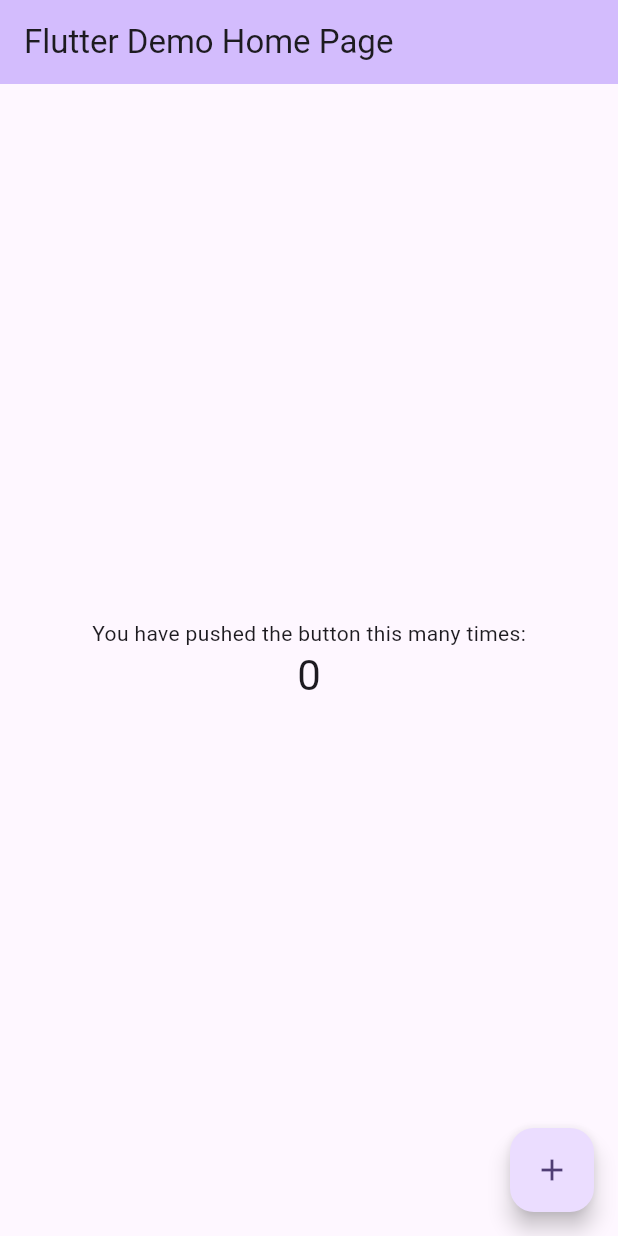
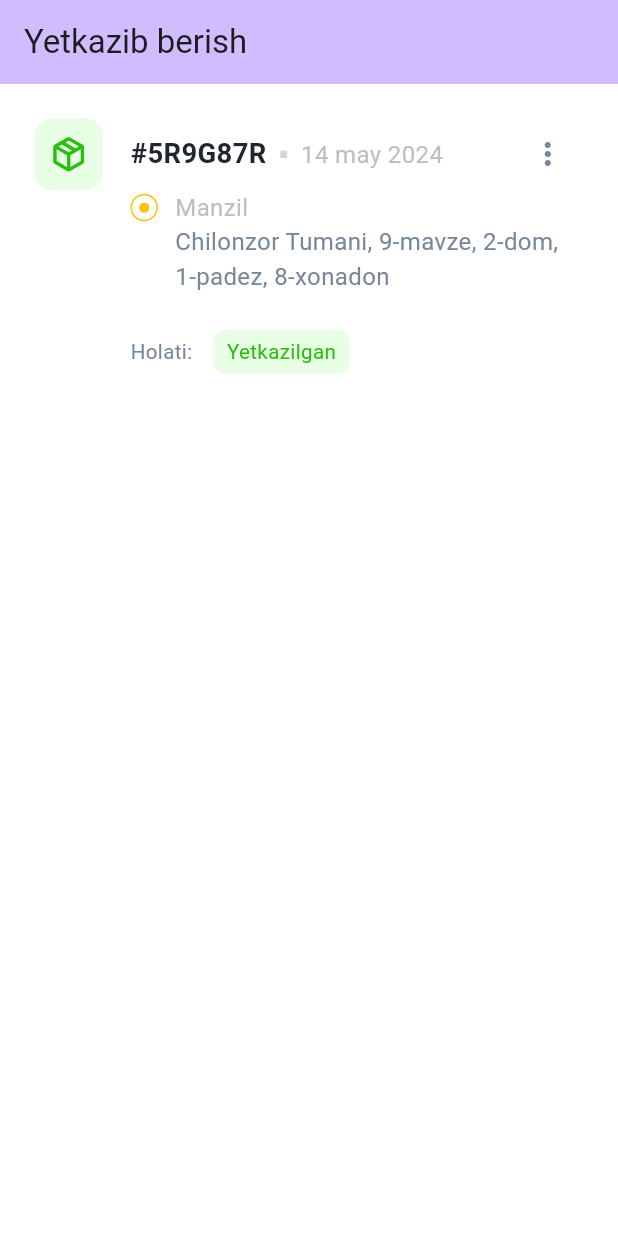
Before and after one commit to khusantoy/carpet-delivery, a Flutter app: the screen it shows after launch, on a phone screen of 412 x 824 dp. Run offline on Flutter 3.47's test engine with Material 3 defaults, Android fonts, the phone set to English and light mode, and no system bars; our stand-ins replace flutter_screenutil, flutter_svg.

Commit message:
create delivery widget

```diff
--- a/lib/main.dart
+++ b/lib/main.dart
@@ -1,4 +1,6 @@
+import 'package:carpet_delivery/presentation/screens/delivery/deliveries_screen.dart';
 import 'package:flutter/material.dart';
+import 'package:flutter_screenutil/flutter_screenutil.dart';
 
 void main() {
   runApp(const MyApp());
@@ -7,119 +9,17 @@
 class MyApp extends StatelessWidget {
   const MyApp({super.key});
 
-  // This widget is the root of your application.
   @override
   Widget build(BuildContext context) {
-    return MaterialApp(
-      title: 'Flutter Demo',
-      theme: ThemeData(
-        // This is the theme of your application.
-        //
-        // TRY THIS: Try running your application with "flutter run". You'll see
-        // the application has a purple toolbar. Then, without quitting the app,
-        // try changing the seedColor in the colorScheme below to Colors.green
-        // and then invoke "hot reload" (save your changes or press the "hot
-        // reload" button in a Flutter-supported IDE, or press "r" if you used
-        // the command line to start the app).
-        //
-        // Notice that the counter didn't reset back to zero; the application
-        // state is not lost during the reload. To reset the state, use hot
-        // restart instead.
-        //
-        // This works for code too, not just values: Most code changes can be
-        // tested with just a hot reload.
-        colorScheme: ColorScheme.fromSeed(seedColor: Colors.deepPurple),
-        useMaterial3: true,
+    return const ScreenUtilInit(
+      designSize: Size(360, 690),
+      minTextAdapt: true,
+      splitScreenMode: true,
+      child: MaterialApp(
+        title: 'Yetkazib berish',
+        debugShowCheckedModeBanner: false,
+        home: DeliveriesScreen(),
       ),
-      home: const MyHomePage(title: 'Flutter Demo Home Page'),
     );
   }
 }
-
-class MyHomePage extends StatefulWidget {
-  const MyHomePage({super.key, required this.title});
-
-  // This widget is the home page of your application. It is stateful, meaning
-  // that it has a State object (defined below) that contains fields that affect
-  // how it looks.
-
-  // This class is the configuration for the state. It holds the values (in this
-  // case the title) provided by the parent (in this case the App widget) and
-  // used by the build method of the State. Fields in a Widget subclass are
-  // always marked "final".
-
-  final String title;
-
-  @override
-  State<MyHomePage> createState() => _MyHomePageState();
-}
-
-class _MyHomePageState extends State<MyHomePage> {
-  int _counter = 0;
-
-  void _incrementCounter() {
-    setState(() {
-      // This call to setState tells the Flutter framework that something has
-      // changed in this State, which causes it to rerun the build method below
-      // so that the display can reflect the updated values. If we changed
-      // _counter without calling setState(), then the build method would not be
-      // called again, and so nothing would appear to happen.
-      _counter++;
-    });
-  }
-
-  @override
-  Widget build(BuildContext context) {
-    // This method is rerun every time setState is called, for instance as done
-    // by the _incrementCounter method above.
-    //
-    // The Flutter framework has been optimized to make rerunning build methods
-    // fast, so that you can just rebuild anything that needs updating rather
-    // than having to individually change instances of widgets.
-    return Scaffold(
-      appBar: AppBar(
-        // TRY THIS: Try changing the color here to a specific color (to
-        // Colors.amber, perhaps?) and trigger a hot reload to see the AppBar
-        // change color while the other colors stay the same.
-        backgroundColor: Theme.of(context).colorScheme.inversePrimary,
-        // Here we take the value from the MyHomePage object that was created by
-        // the App.build method, and use it to set our appbar title.
-        title: Text(widget.title),
-      ),
-      body: Center(
-        // Center is a layout widget. It takes a single child and positions it
-        // in the middle of the parent.
-        child: Column(
-          // Column is also a layout widget. It takes a list of children and
-          // arranges them vertically. By default, it sizes itself to fit its
-          // children horizontally, and tries to be as tall as its parent.
-          //
-          // Column has various properties to control how it sizes itself and
-          // how it positions its children. Here we use mainAxisAlignment to
-          // center the children vertically; the main axis here is the vertical
-          // axis because Columns are vertical (the cross axis would be
-          // horizontal).
-          //
-          // TRY THIS: Invoke "debug painting" (choose the "Toggle Debug Paint"
-          // action in the IDE, or press "p" in the console), to see the
-          // wireframe for each widget.
-          mainAxisAlignment: MainAxisAlignment.center,
-          children: <Widget>[
-            const Text(
-              'You have pushed the button this many times:',
-            ),
-            Text(
-              '$_counter',
-              style: Theme.of(context).textTheme.headlineMedium,
-            ),
-          ],
-        ),
-      ),
-      floatingActionButton: FloatingActionButton(
-        onPressed: _incrementCounter,
-        tooltip: 'Increment',
-        child: const Icon(Icons.add),
-      ), // This trailing comma makes auto-formatting nicer for build methods.
-    );
-  }
-}
--- /dev/null
+++ b/lib/presentation/screens/delivery/deliveries_screen.dart
@@ -0,0 +1,200 @@
+import 'package:flutter/material.dart';
+import 'package:flutter_svg/flutter_svg.dart';
+import 'package:flutter_screenutil/flutter_screenutil.dart';
+
+class DeliveriesScreen extends StatelessWidget {
+  const DeliveriesScreen({super.key});
+
+  @override
+  Widget build(BuildContext context) {
+    return Scaffold(
+      backgroundColor: Colors.white,
+      appBar: AppBar(
+        backgroundColor: Theme.of(context).colorScheme.inversePrimary,
+        title: const Text("Yetkazib berish"),
+      ),
+      body: Padding(
+        padding: const EdgeInsets.all(20.0).w,
+        child: Column(
+          children: [
+            Container(
+              color: Colors.white,
+              child: Column(
+                children: [
+                  Row(
+                    mainAxisAlignment: MainAxisAlignment.spaceBetween,
+                    children: [
+                      Row(
+                        mainAxisSize: MainAxisSize.min,
+                        children: [
+                          Container(
+                            width: 40.w,
+                            height: 40.h,
+                            decoration: BoxDecoration(
+                              borderRadius: BorderRadius.circular(10).w,
+                              color: const Color(0xFFE9FFE5),
+                            ),
+                            child: Padding(
+                              padding: const EdgeInsets.all(8.0).w,
+                              child: SvgPicture.asset(
+                                "assets/icons/green_package_icon.svg",
+                              ),
+                            ),
+                          ),
+                          SizedBox(
+                            width: 16.w,
+                          ),
+                          Text(
+                            "#5R9G87R",
+                            style: TextStyle(
+                              fontWeight: FontWeight.w600,
+                              fontSize: 16.sp,
+                              color: const Color(0xFF21252C),
+                            ),
+                          ),
+                          SizedBox(
+                            width: 8.w,
+                          ),
+                          Container(
+                            width: 4.w,
+                            height: 4.h,
+                            decoration: const BoxDecoration(
+                              color: Color(0xFFD2D6DB),
+                            ),
+                          ),
+                          SizedBox(
+                            width: 8.w,
+                          ),
+                          Text(
+                            "14 may 2024",
+                            style: TextStyle(
+                              fontSize: 14.sp,
+                              color: const Color(0xFFBABFC5),
+                            ),
+                          ),
+                        ],
+                      ),
+                      PopupMenuButton(
+                        iconColor: const Color(0xFF76889A),
+                        onSelected: (value) {},
+                        itemBuilder: (context) {
+                          return [
+                            const PopupMenuItem(
+                              child: Text("Text 1"),
+                            ),
+                            const PopupMenuItem(
+                              child: Text("Text 1"),
+                            ),
+                            const PopupMenuItem(
+                              child: Text("Text 1"),
+                            ),
+                            const PopupMenuItem(
+                              child: Text("Text 1"),
+                            )
+                          ];
+                        },
+                      )
+                    ],
+                  ),
+                  Row(
+                    children: [
+                      SizedBox(
+                        width: 56.w,
+                      ),
+                      Container(
+                        width: 16.w,
+                        height: 16.h,
+                        decoration: BoxDecoration(
+                          border: Border.all(color: Colors.amber),
+                          shape: BoxShape.circle,
+                        ),
+                        child: Center(
+                          child: Container(
+                            width: 6.w,
+                            height: 6.h,
+                            decoration: const BoxDecoration(
+                              color: Colors.amber,
+                              shape: BoxShape.circle,
+                            ),
+                          ),
+                        ),
+                      ),
+                      SizedBox(
+                        width: 10.w,
+                      ),
+                      Text(
+                        "Manzil",
+                        style: TextStyle(
+                          fontSize: 14.sp,
+                          color: const Color(0xFFBABFC5),
+                        ),
+                      )
+                    ],
+                  ),
+                  Row(
+                    children: [
+                      SizedBox(
+                        width: 72.w,
+                      ),
+                      SizedBox(
+                        width: 10.w,
+                      ),
+                      SizedBox(
+                        width: MediaQuery.of(context).size.width - 122.w,
+                        child: Text(
+                          "Chilonzor Tumani, 9-mavze, 2-dom, 1-padez, 8-xonadon",
+                          style: TextStyle(
+                            fontSize: 14.sp,
+                            color: const Color(0xFF76889A),
+                          ),
+                          softWrap: true,
+                          maxLines: null,
+                          overflow: TextOverflow.visible,
+                        ),
+                      )
+                    ],
+                  ),
+                  SizedBox(
+                    height: 20.h,
+                  ),
+                  Row(
+                    children: [
+                      SizedBox(
+                        width: 56.w,
+                      ),
+                      Text(
+                        "Holati:",
+                        style: TextStyle(
+                          fontSize: 12.sp,
+                          color: const Color(0xFF76889A),
+                        ),
+                      ),
+                      SizedBox(
+                        width: 12.w,
+                      ),
+                      Container(
+                        padding: EdgeInsets.symmetric(
+                            vertical: 4.h, horizontal: 8.w),
+                        decoration: BoxDecoration(
+                          color: const Color(0xFFE9FFE5),
+                          borderRadius: BorderRadius.circular(8).r,
+                        ),
+                        child: Text(
+                          "Yetkazilgan",
+                          style: TextStyle(
+                            fontSize: 12.sp,
+                            color: const Color(0xFF29BE10),
+                          ),
+                        ),
+                      )
+                    ],
+                  )
+                ],
+              ),
+            )
+          ],
+        ),
+      ),
+    );
+  }
+}
```
Also changed, not shown: pubspec.yaml (+4 -3 lines), assets/icons/green_package_icon.svg (added), lib/bloc/readme.txt (added), lib/data/readme.txt (added), lib/presentation/widgets/readme.txt (added), pubspec.lock.
